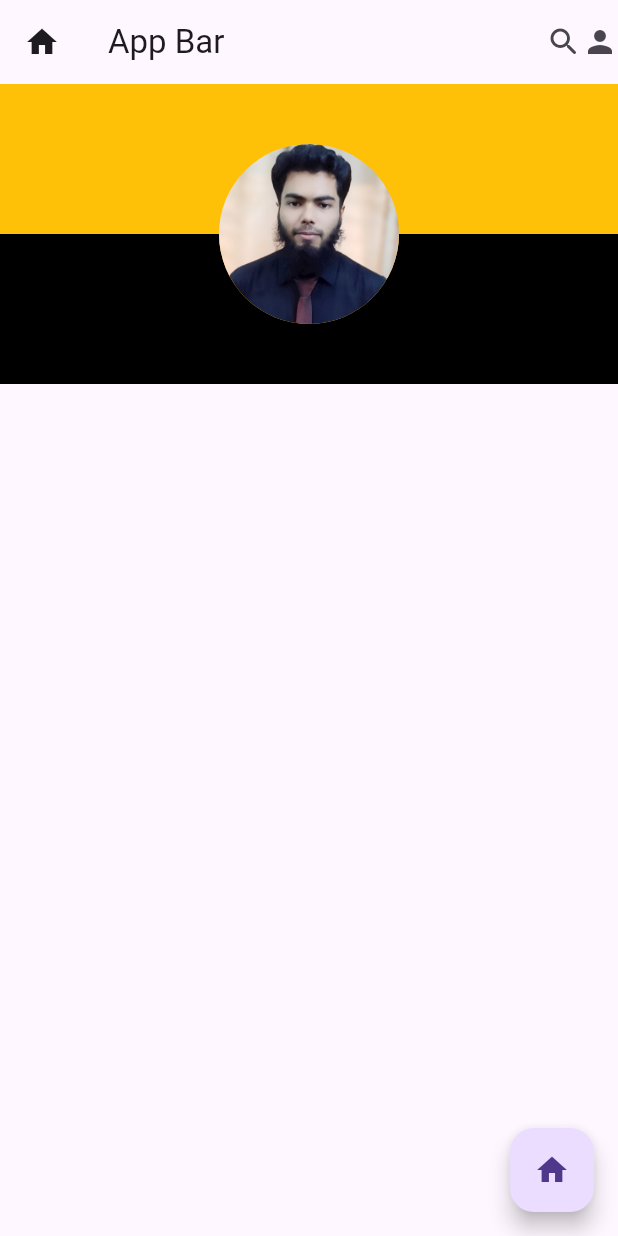
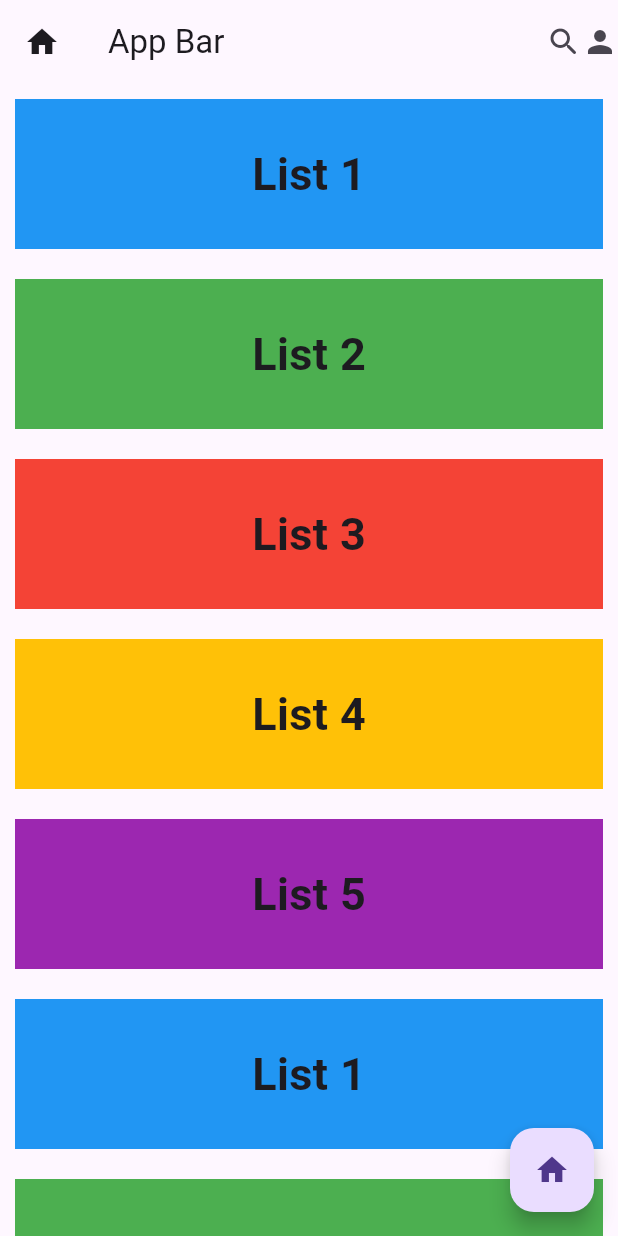
Before and after one commit to abushamacd/Flutter_App_Development, a Flutter app: the screen it shows after launch, on a phone screen of 412 x 824 dp. Run offline on Flutter 3.47's test engine with Material 3 defaults, Android fonts, the light colour scheme and no system bars; our stand-ins replace badges, flutter_svg.

Commit message:
list view

```diff
--- a/flutter_core/lib/screens/Homepage.dart
+++ b/flutter_core/lib/screens/Homepage.dart
@@ -1,4 +1,5 @@
 import 'package:flutter/material.dart';
+import 'package:flutter_core/widgets/list_item.dart';
 
 class Homepage extends StatelessWidget {
   const Homepage({super.key});
@@ -200,36 +201,82 @@ class Homepage extends StatelessWidget {
             //   ),
             // )
 
-            // stack
-            Stack(
+            //    // stack
+            //     Stack(
+            //   children: [
+            //     Column(
+            //       children: [
+            //         Container(
+            //           height: 100,
+            //           width: double.infinity,
+            //           color: Colors.amber,
+            //         ),
+            //         Container(
+            //           height: 100,
+            //           width: double.infinity,
+            //           color: Colors.black,
+            //         ),
+            //       ],
+            //     ),
+            //     Row(
+            //       mainAxisAlignment: MainAxisAlignment.center,
+            //       children: [
+            //         Padding(
+            //           padding: const EdgeInsets.only(top: 40),
+            //           child: CircleAvatar(
+            //             backgroundColor: Colors.amber,
+            //             radius: 60,
+            //             backgroundImage: AssetImage('assets/images/admin.jpg'),
+            //           ),
+            //         ),
+            //       ],
+            //     )
+            //   ],
+            // )
+
+            // list view
+            ListView(
           children: [
-            Column(
-              children: [
-                Container(
-                  height: 100,
-                  width: double.infinity,
-                  color: Colors.amber,
-                ),
-                Container(
-                  height: 100,
-                  width: double.infinity,
-                  color: Colors.black,
-                ),
-              ],
+            ListItem(
+              color: Colors.blue,
+              text: "List 1",
             ),
-            Row(
-              mainAxisAlignment: MainAxisAlignment.center,
-              children: [
-                Padding(
-                  padding: const EdgeInsets.only(top: 40),
-                  child: CircleAvatar(
-                    backgroundColor: Colors.amber,
-                    radius: 60,
-                    backgroundImage: AssetImage('assets/images/admin.jpg'),
-                  ),
-                ),
-              ],
-            )
+            ListItem(
+              color: Colors.green,
+              text: "List 2",
+            ),
+            ListItem(
+              color: Colors.red,
+              text: "List 3",
+            ),
+            ListItem(
+              color: Colors.amber,
+              text: "List 4",
+            ),
+            ListItem(
+              color: Colors.purple,
+              text: "List 5",
+            ),
+            ListItem(
+              color: Colors.blue,
+              text: "List 1",
+            ),
+            ListItem(
+              color: Colors.green,
+              text: "List 2",
+            ),
+            ListItem(
+              color: Colors.red,
+              text: "List 3",
+            ),
+            ListItem(
+              color: Colors.amber,
+              text: "List 4",
+            ),
+            ListItem(
+              color: Colors.purple,
+              text: "List 5",
+            ),
           ],
         )
 
--- /dev/null
+++ b/flutter_core/lib/widgets/list_item.dart
@@ -0,0 +1,28 @@
+import 'package:flutter/material.dart';
+
+class ListItem extends StatelessWidget {
+  const ListItem({
+    Key? key,
+    required this.color,
+    required this.text,
+  }) : super(key: key);
+
+  final Color color;
+  final String text;
+
+  @override
+  Widget build(BuildContext context) {
+    return Padding(
+      padding: const EdgeInsets.all(10),
+      child: Container(
+        height: 100,
+        color: color,
+        child: Center(
+            child: Text(
+          text,
+          style: TextStyle(fontSize: 30, fontWeight: FontWeight.bold),
+        )),
+      ),
+    );
+  }
+}
```
